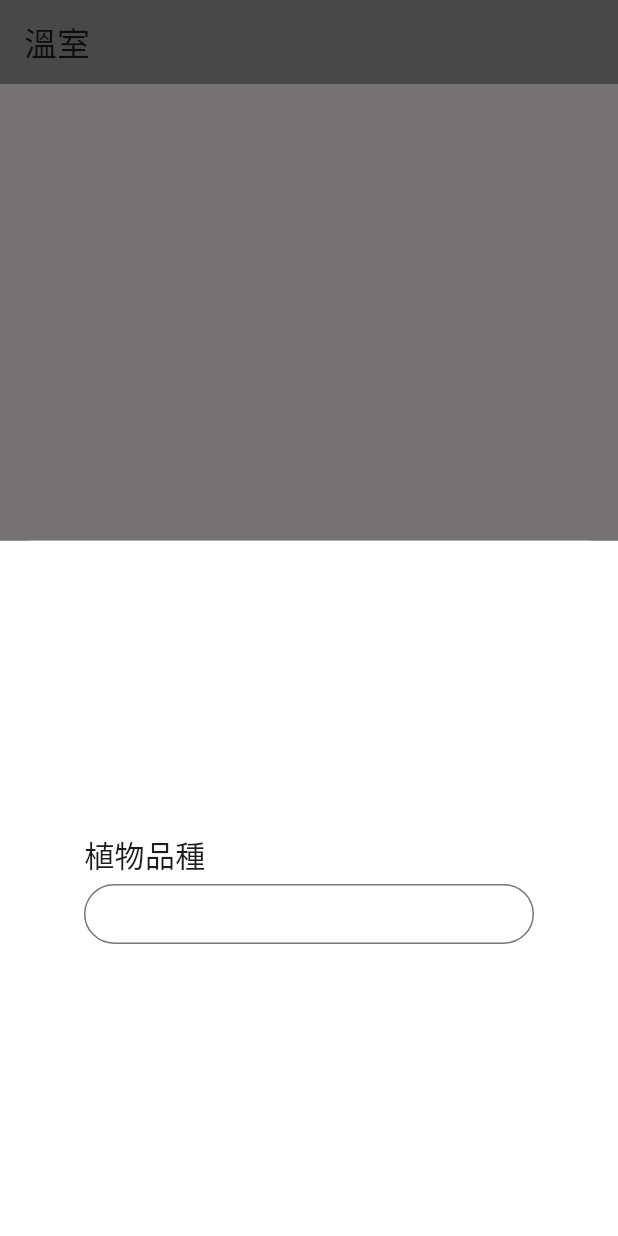
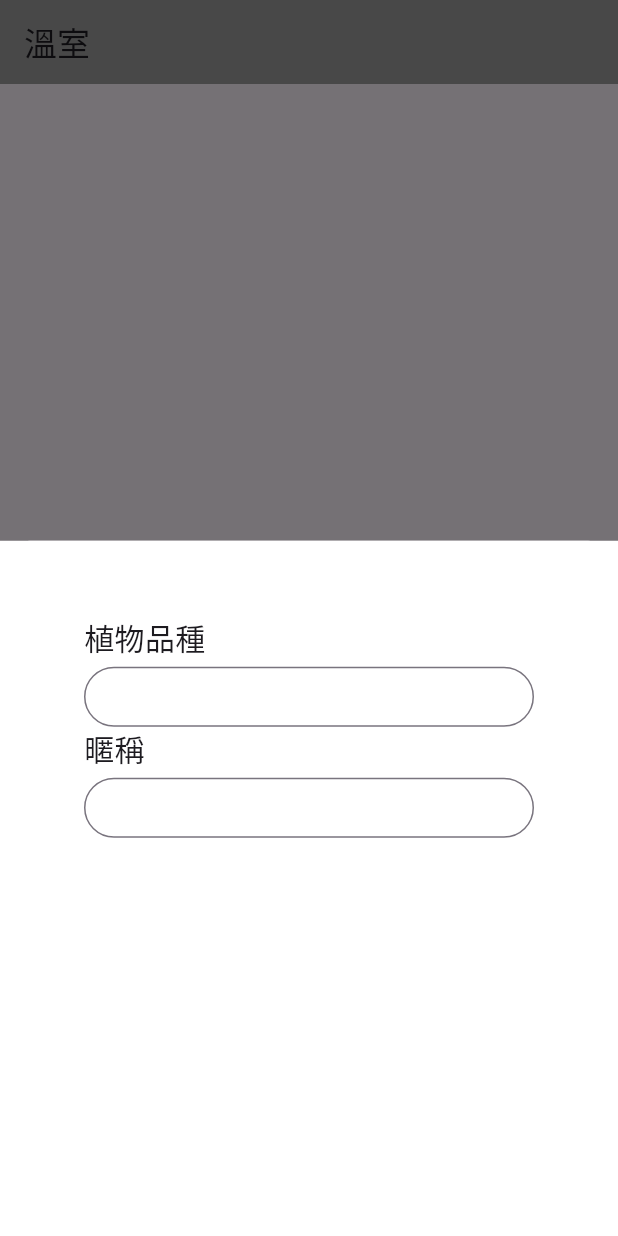
Before and after one commit to maxggcode/PlantAPP, a Flutter app: the Greenhouse screen opened directly, after a tap on the "add" icon, on a phone screen of 412 x 824 dp. Run offline on Flutter 3.47's test engine with Material 3 defaults, Android fonts, the phone set to English and light mode, and no system bars; network calls fail.

Commit message:
greenhouse

```diff
--- a/lib/greenhouse.dart
+++ b/lib/greenhouse.dart
@@ -13,16 +13,47 @@ class Greenhousestate extends State<Greenhouse> {
       context: context,
       builder: (context) {
         return Container(
-          height: 500,
+          height: 1000,
           color: Colors.white,
           child: Center(
             child: Column(
-              mainAxisSize: MainAxisSize.min,
+
               children: [
+                SizedBox(
+                  height: 50,
+                ),
                 SizedBox(
                   width: 300,
                   child: Text(
                     "植物品種",
+                    style: TextStyle(
+                      fontSize: 20,
+                    ),
+                  ),
+                ),
+                SizedBox(
+                  height: 5,
+                ),
+                SizedBox(
+                  width: 300,
+                  height: 40,
+                  child: TextField(
+                    decoration: InputDecoration(
+                      border: OutlineInputBorder(
+                        borderSide: BorderSide(
+                          color: Colors.blue,
+                        ),
+                        borderRadius: BorderRadius.circular(20),
+                      ),
+                    ),
+                  ),
+                ),
+
+
+                SizedBox(
+                  width: 300,
+                  child: Text(
+                    "暱稱",
                     style: TextStyle(
                       fontSize: 20,
                     ),
--- a/pubspec.yaml
+++ b/pubspec.yaml
@@ -30,7 +30,7 @@ environment:
 dependencies:
   flutter:
     sdk: flutter
-
+  http: ^0.13.5
   # The following adds the Cupertino Icons font to your application.
   # Use with the CupertinoIcons class for iOS style icons.
   cupertino_icons: ^1.0.8
```
Also changed, not shown: lib/sign_in.dart (+31 -4 lines), pubspec.lock, 2 other files.
